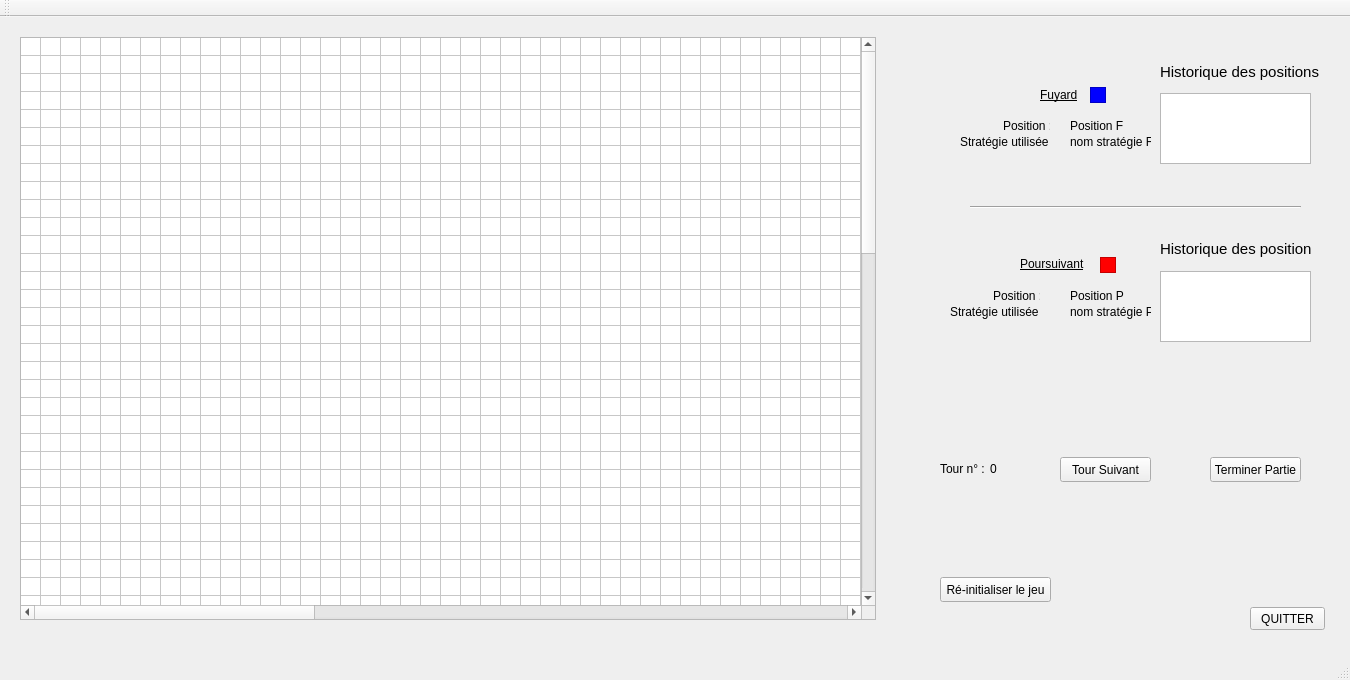
First picture: the form in mainwindow.ui, repository L3TZ/CoursePoursuite, before the edit.
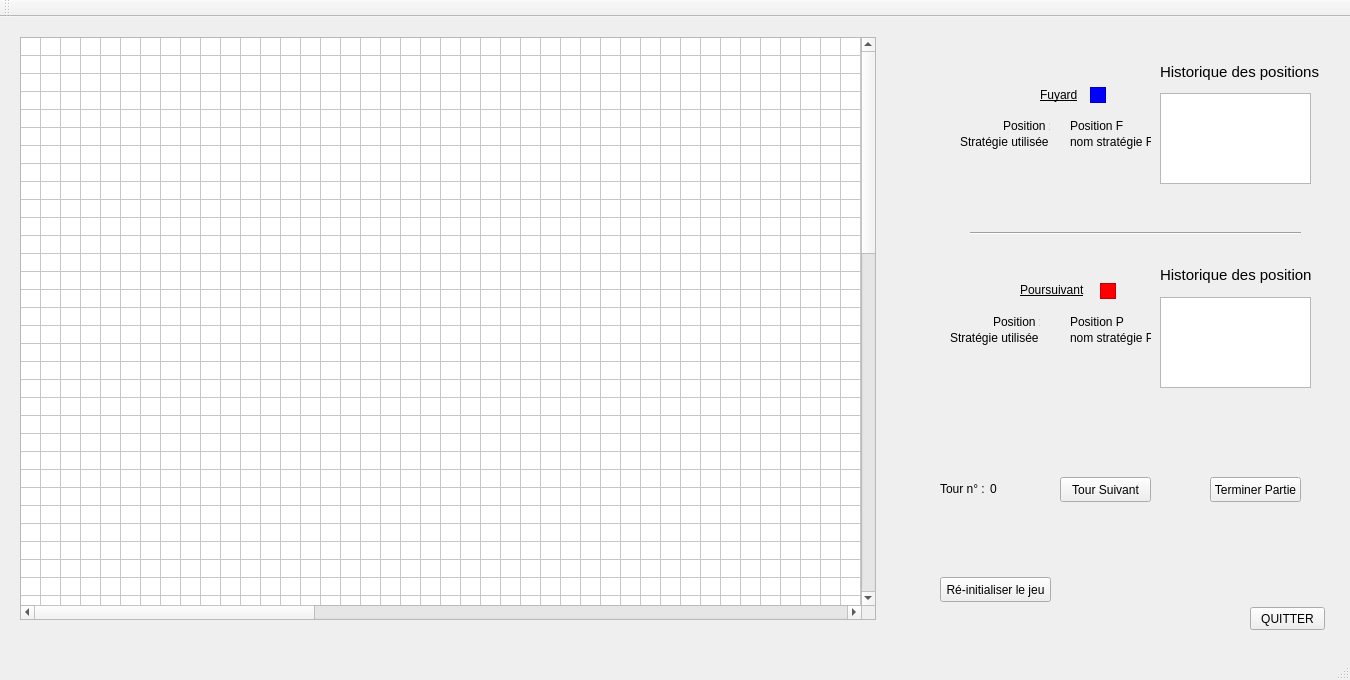
Second picture: the form after the edit.

Commit message: Fantômes de tours précédents (disparaissent après un tour suivant)

Patch:
```diff
--- a/mainwindow.ui
+++ b/mainwindow.ui
@@ -40,7 +40,7 @@
     <property name="geometry">
      <rect>
       <x>1020</x>
-      <y>237</y>
+      <y>263</y>
       <width>71</width>
       <height>20</height>
      </rect>
@@ -343,7 +343,7 @@
     <property name="geometry">
      <rect>
       <x>1070</x>
-      <y>271</y>
+      <y>297</y>
       <width>61</width>
       <height>16</height>
      </rect>
@@ -356,7 +356,7 @@
     <property name="geometry">
      <rect>
       <x>1070</x>
-      <y>287</y>
+      <y>313</y>
       <width>81</width>
       <height>16</height>
      </rect>
@@ -369,7 +369,7 @@
     <property name="geometry">
      <rect>
       <x>990</x>
-      <y>444</y>
+      <y>464</y>
       <width>41</width>
       <height>16</height>
      </rect>
@@ -382,7 +382,7 @@
     <property name="geometry">
      <rect>
       <x>940</x>
-      <y>444</y>
+      <y>464</y>
       <width>51</width>
       <height>16</height>
      </rect>
@@ -395,7 +395,7 @@
     <property name="geometry">
      <rect>
       <x>1060</x>
-      <y>440</y>
+      <y>460</y>
       <width>91</width>
       <height>25</height>
      </rect>
@@ -411,7 +411,7 @@
     <property name="geometry">
      <rect>
       <x>1210</x>
-      <y>440</y>
+      <y>460</y>
       <width>91</width>
       <height>25</height>
      </rect>
@@ -437,7 +437,7 @@
     <property name="geometry">
      <rect>
       <x>993</x>
-      <y>271</y>
+      <y>297</y>
       <width>47</width>
       <height>16</height>
      </rect>
@@ -450,7 +450,7 @@
     <property name="geometry">
      <rect>
       <x>950</x>
-      <y>287</y>
+      <y>313</y>
       <width>91</width>
       <height>16</height>
      </rect>
@@ -492,7 +492,7 @@
     <property name="geometry">
      <rect>
       <x>1100</x>
-      <y>240</y>
+      <y>266</y>
       <width>16</width>
       <height>16</height>
      </rect>
@@ -505,7 +505,7 @@
     <property name="geometry">
      <rect>
       <x>970</x>
-      <y>180</y>
+      <y>206</y>
       <width>331</width>
       <height>20</height>
      </rect>
@@ -518,9 +518,9 @@
     <property name="geometry">
      <rect>
       <x>1160</x>
-      <y>254</y>
+      <y>280</y>
       <width>151</width>
-      <height>71</height>
+      <height>91</height>
      </rect>
     </property>
    </widget>
@@ -530,7 +530,7 @@
       <x>1160</x>
       <y>76</y>
       <width>151</width>
-      <height>71</height>
+      <height>91</height>
      </rect>
     </property>
    </widget>
@@ -556,7 +556,7 @@
     <property name="geometry">
      <rect>
       <x>1160</x>
-      <y>224</y>
+      <y>250</y>
       <width>151</width>
       <height>16</height>
      </rect>
```
Left out of the diff: 9 changed lines with no effect on the pictures. The commit also changes 2 other files.
